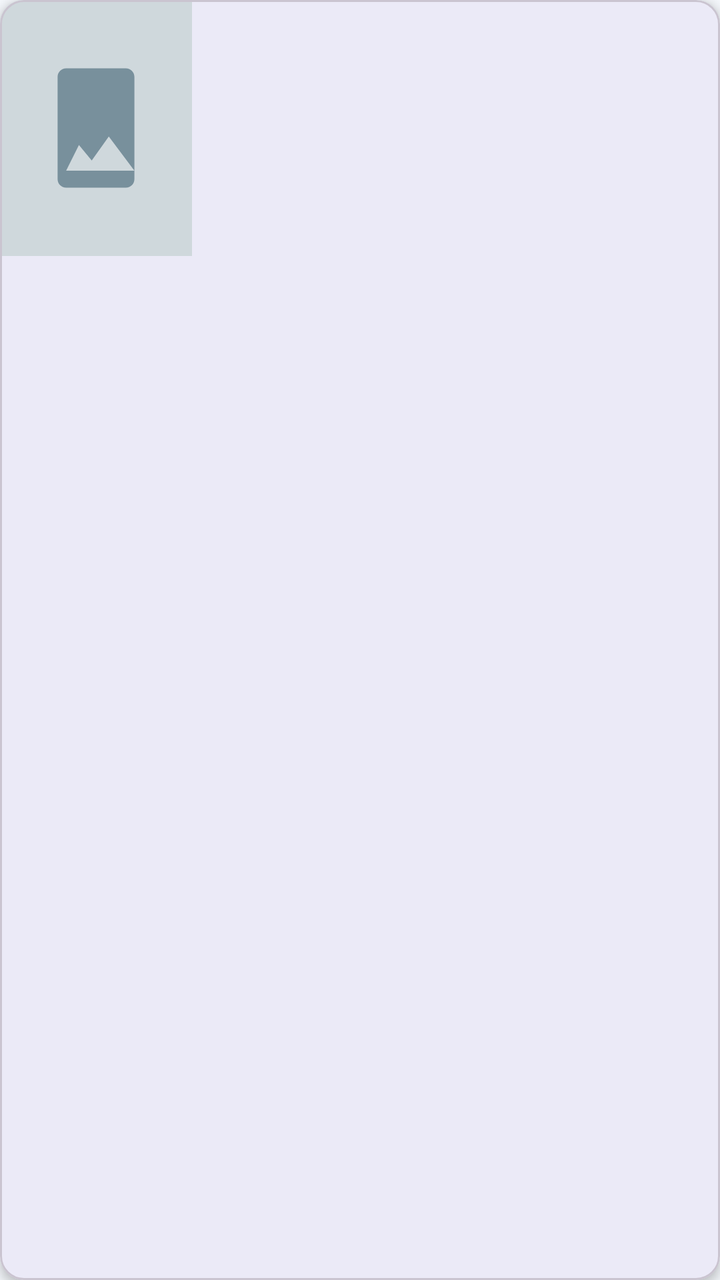
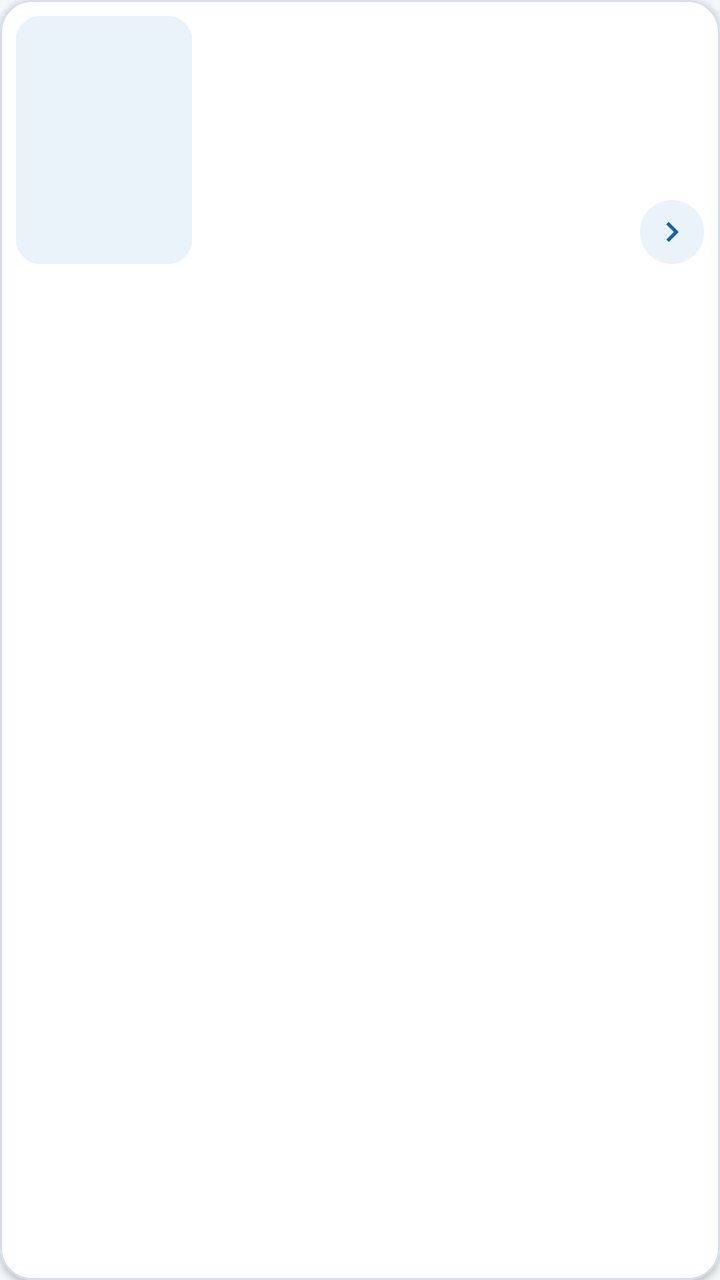

Screens rendered from an Android XML layout before and after an edit, with the pre-edit source and the edit as a unified diff.
<!-- AndroidManifest.xml: application theme Theme.Jokoa -->
<!-- res/layout/item_producto.xml -->
<?xml version="1.0" encoding="utf-8"?>
<com.google.android.material.card.MaterialCardView xmlns:android="http://schemas.android.com/apk/res/android"
    android:layout_width="match_parent"
    android:layout_height="wrap_content"
    android:layout_margin="8dp"
    app:cardCornerRadius="12dp"
    app:cardElevation="3dp"
    xmlns:app="http://schemas.android.com/apk/res-auto">

    <LinearLayout
        android:layout_width="match_parent"
        android:layout_height="wrap_content"
        android:orientation="horizontal">

        <ImageView
            android:id="@+id/ivImagen"
            android:layout_width="96dp"
            android:layout_height="128dp"
            android:contentDescription="Imagen del producto"
            android:scaleType="centerCrop"
            android:src="@drawable/foto_placeholder" />

        <LinearLayout
            android:layout_width="0dp"
            android:layout_height="wrap_content"
            android:layout_weight="1"
            android:orientation="vertical"
            android:padding="12dp">

            <TextView
                android:id="@+id/tvNombre"
                android:layout_width="match_parent"
                android:layout_height="wrap_content"
                android:textSize="16sp"
                android:textStyle="bold" />

            <TextView
                android:id="@+id/tvDetalle"
                android:layout_width="match_parent"
                android:layout_height="wrap_content"
                android:layout_marginTop="4dp"
                android:textSize="13sp" />

            <TextView
                android:id="@+id/tvPrecio"
                android:layout_width="match_parent"
                android:layout_height="wrap_content"
                android:layout_marginTop="8dp"
                android:textColor="@color/jokoa_azul"
                android:textSize="16sp"
                android:textStyle="bold" />
        </LinearLayout>
    </LinearLayout>
</com.google.android.material.card.MaterialCardView>
<!-- resources referenced by this layout -->
<resources>
  <!-- drawable foto_placeholder (drawable) -->
  <?xml version="1.0" encoding="utf-8"?>
  <vector xmlns:android="http://schemas.android.com/apk/res/android"
      android:width="120dp"
      android:height="120dp"
      android:viewportWidth="120"
      android:viewportHeight="120">
      <path
          android:fillColor="#FFCFD8DC"
          android:pathData="M0,0h120v120h-120z" />
      <path
          android:fillColor="#FF78909C"
          android:pathData="M78,84V36c0,-2.2 -1.8,-4 -4,-4H46c-2.2,0 -4,1.8 -4,4v48c0,2.2 1.8,4 4,4h28c2.2,0 4,-1.8 4,-4zM52,68l6,7.2L66,64l12,16H46l6,-12z" />
  </vector>
  <style name="Base.Theme.Jokoa" parent="Theme.Material3.Light.NoActionBar">
          <item name="colorPrimary">@color/jokoa_azul</item>
          <item name="colorOnPrimary">@android:color/white</item>
          <item name="colorSecondary">@color/jokoa_coral_oscuro</item>
          <item name="colorOnSecondary">@android:color/white</item>
          <item name="colorSecondaryContainer">@color/jokoa_azul_claro</item>
          <item name="colorOnSecondaryContainer">@color/jokoa_azul</item>
          <item name="android:windowBackground">@color/jokoa_fondo</item>
          <item name="android:textColorPrimary">@color/jokoa_texto</item>
      </style>
  <!-- unchanged entries left out for length: 6 -->
</resources>

<!-- the commit's change to res/layout/item_producto.xml (unified diff, before → after) -->
@@ -1,36 +1,39 @@
 <?xml version="1.0" encoding="utf-8"?>
-<com.google.android.material.card.MaterialCardView xmlns:android="http://schemas.android.com/apk/res/android"
+<com.google.android.material.card.MaterialCardView xmlns:android="http://schemas.android.com/apk/res/android" xmlns:app="http://schemas.android.com/apk/res-auto" xmlns:tools="http://schemas.android.com/tools"
     android:layout_width="match_parent"
     android:layout_height="wrap_content"
-    android:layout_margin="8dp"
-    app:cardCornerRadius="12dp"
-    app:cardElevation="3dp"
-    xmlns:app="http://schemas.android.com/apk/res-auto">
+    android:layout_marginBottom="12dp">
 
     <LinearLayout
         android:layout_width="match_parent"
         android:layout_height="wrap_content"
-        android:orientation="horizontal">
+        android:orientation="horizontal"
+        android:padding="8dp">
 
-        <ImageView
+        <com.google.android.material.imageview.ShapeableImageView
             android:id="@+id/ivImagen"
-            android:layout_width="96dp"
-            android:layout_height="128dp"
+            android:layout_width="88dp"
+            android:layout_height="124dp"
+            android:background="@color/jokoa_azul_tenue"
             android:contentDescription="Imagen del producto"
             android:scaleType="centerCrop"
-            android:src="@drawable/foto_placeholder" />
+            app:shapeAppearanceOverlay="@style/FormaPortada" />
 
         <LinearLayout
             android:layout_width="0dp"
-            android:layout_height="wrap_content"
+            android:layout_height="124dp"
+            android:layout_marginStart="12dp"
             android:layout_weight="1"
-            android:orientation="vertical"
-            android:padding="12dp">
+            android:orientation="vertical">
 
             <TextView
                 android:id="@+id/tvNombre"
                 android:layout_width="match_parent"
                 android:layout_height="wrap_content"
+                android:layout_marginTop="2dp"
+                android:ellipsize="end"
+                android:maxLines="2"
+                android:textColor="@color/jokoa_texto"
                 android:textSize="16sp"
                 android:textStyle="bold" />
 
@@ -39,16 +42,42 @@
                 android:layout_width="match_parent"
                 android:layout_height="wrap_content"
                 android:layout_marginTop="4dp"
+                android:textColor="@color/jokoa_texto_2"
                 android:textSize="13sp" />
 
-            <TextView
-                android:id="@+id/tvPrecio"
+            <View
+                android:layout_width="0dp"
+                android:layout_height="0dp"
+                android:layout_weight="1" />
+
+            <LinearLayout
                 android:layout_width="match_parent"
                 android:layout_height="wrap_content"
-                android:layout_marginTop="8dp"
-                android:textColor="@color/jokoa_azul"
-                android:textSize="16sp"
-                android:textStyle="bold" />
+                android:gravity="center_vertical"
+                android:orientation="horizontal">
+
+                <TextView
+                    android:id="@+id/tvPrecio"
+                    android:layout_width="0dp"
+                    android:layout_height="wrap_content"
+                    android:layout_weight="1"
+                    android:textColor="@color/jokoa_azul"
+                    android:textSize="18sp"
+                    android:textStyle="bold" />
+
+                <FrameLayout
+                    android:layout_width="32dp"
+                    android:layout_height="32dp"
+                    android:background="@drawable/bg_circulo_tenue">
+
+                    <ImageView
+                        android:layout_width="20dp"
+                        android:layout_height="20dp"
+                        android:layout_gravity="center"
+                        android:importantForAccessibility="no"
+                        android:src="@drawable/ic_chevron" />
+                </FrameLayout>
+            </LinearLayout>
         </LinearLayout>
     </LinearLayout>
 </com.google.android.material.card.MaterialCardView>
<!-- resource entries referenced after the edit -->
@@ -1,28 +1,170 @@
 <!-- resources referenced by this layout -->
 <resources>
-  <!-- drawable foto_placeholder (drawable) -->
+  <color name="jokoa_azul_tenue">#EAF2FA</color>
+  <color name="jokoa_texto_2">#5B6B82</color>
+  <!-- drawable bg_circulo_tenue (drawable) -->
+  <?xml version="1.0" encoding="utf-8"?>
+  <shape xmlns:android="http://schemas.android.com/apk/res/android" android:shape="oval">
+      <solid android:color="@color/jokoa_azul_tenue" />
+  </shape>
+  <!-- drawable ic_chevron (drawable) -->
   <?xml version="1.0" encoding="utf-8"?>
   <vector xmlns:android="http://schemas.android.com/apk/res/android"
-      android:width="120dp"
-      android:height="120dp"
-      android:viewportWidth="120"
-      android:viewportHeight="120">
+      android:width="24dp"
+      android:height="24dp"
+      android:viewportWidth="24"
+      android:viewportHeight="24">
       <path
-          android:fillColor="#FFCFD8DC"
-          android:pathData="M0,0h120v120h-120z" />
-      <path
-          android:fillColor="#FF78909C"
-          android:pathData="M78,84V36c0,-2.2 -1.8,-4 -4,-4H46c-2.2,0 -4,1.8 -4,4v48c0,2.2 1.8,4 4,4h28c2.2,0 4,-1.8 4,-4zM52,68l6,7.2L66,64l12,16H46l6,-12z" />
+          android:fillColor="@color/jokoa_azul"
+          android:pathData="M10,6L8.59,7.41 13.17,12l-4.58,4.59L10,18l6,-6z" />
   </vector>
+  <style name="FormaPortada">
+          <item name="cornerFamily">rounded</item>
+          <item name="cornerSize">12dp</item>
+      </style>
   <style name="Base.Theme.Jokoa" parent="Theme.Material3.Light.NoActionBar">
           <item name="colorPrimary">@color/jokoa_azul</item>
           <item name="colorOnPrimary">@android:color/white</item>
+          <item name="colorPrimaryContainer">@color/jokoa_azul_claro</item>
+          <item name="colorOnPrimaryContainer">@color/jokoa_azul_noche</item>
           <item name="colorSecondary">@color/jokoa_coral_oscuro</item>
           <item name="colorOnSecondary">@android:color/white</item>
           <item name="colorSecondaryContainer">@color/jokoa_azul_claro</item>
-          <item name="colorOnSecondaryContainer">@color/jokoa_azul</item>
+          <item name="colorOnSecondaryContainer">@color/jokoa_azul_noche</item>
+          <item name="colorTertiaryContainer">@color/jokoa_coral_tenue</item>
+          <item name="colorOnTertiaryContainer">@color/jokoa_coral_oscuro</item>
+          <item name="colorSurface">@color/jokoa_superficie</item>
+          <item name="colorOnSurface">@color/jokoa_texto</item>
+          <item name="colorOnSurfaceVariant">@color/jokoa_texto_2</item>
+          <item name="colorOutline">@color/jokoa_borde_campo</item>
+          <item name="colorOutlineVariant">@color/jokoa_borde</item>
+          <item name="colorError">@color/jokoa_coral_oscuro</item>
+          <item name="android:colorBackground">@color/jokoa_fondo</item>
           <item name="android:windowBackground">@color/jokoa_fondo</item>
           <item name="android:textColorPrimary">@color/jokoa_texto</item>
+          <item name="android:textColorSecondary">@color/jokoa_texto_2</item>
+          
+          <item name="elevationOverlayEnabled">false</item>
+  
+  
+          <item name="materialButtonStyle">@style/Widget.Jokoa.Button</item>
+          <item name="materialCardViewStyle">@style/Widget.Jokoa.Card</item>
+          <item name="textInputStyle">@style/Widget.Jokoa.TextInput</item>
+          <item name="bottomNavigationStyle">@style/Widget.Jokoa.BottomNav</item>
+          <item name="tabStyle">@style/Widget.Jokoa.Tabs</item>
+          <item name="materialAlertDialogTheme">@style/ThemeOverlay.Jokoa.Dialogo</item>
+      </style>
+  <color name="jokoa_azul_noche">#0F3F6E</color>
+  <color name="jokoa_coral_tenue">#FDEEE8</color>
+  <color name="jokoa_superficie">#FFFFFF</color>
+  <color name="jokoa_borde_campo">#6F7F96</color>
+  <color name="jokoa_borde">#D5DEEA</color>
+  <style name="Widget.Jokoa.Button" parent="Widget.Material3.Button">
+          <item name="android:minHeight">56dp</item>
+          <item name="android:textSize">16sp</item>
+          <item name="android:textStyle">bold</item>
+          <item name="android:textAllCaps">false</item>
+          <item name="android:letterSpacing">0</item>
+          <item name="android:textColor">@color/boton_texto</item>
+          <item name="android:stateListAnimator">@animator/boton_pulsar</item>
+          <item name="backgroundTint">@color/boton_azul_fondo</item>
+          <item name="cornerRadius">14dp</item>
+          <item name="iconTint">@color/boton_texto</item>
+          <item name="iconGravity">textStart</item>
+          <item name="iconPadding">8dp</item>
+      </style>
+  <style name="Widget.Jokoa.Card" parent="Widget.Material3.CardView.Outlined">
+          <item name="cardBackgroundColor">@color/jokoa_superficie</item>
+          <item name="cardCornerRadius">16dp</item>
+          <item name="cardElevation">2dp</item>
+          <item name="strokeColor">@color/jokoa_borde</item>
+          <item name="strokeWidth">1dp</item>
+      </style>
+  <style name="Widget.Jokoa.TextInput" parent="Widget.Material3.TextInputLayout.OutlinedBox">
+          <item name="boxCornerRadiusTopStart">12dp</item>
+          <item name="boxCornerRadiusTopEnd">12dp</item>
+          <item name="boxCornerRadiusBottomStart">12dp</item>
+          <item name="boxCornerRadiusBottomEnd">12dp</item>
+          <item name="boxStrokeColor">@color/campo_borde</item>
+          <item name="boxStrokeErrorColor">@color/jokoa_coral_oscuro</item>
+          <item name="boxStrokeWidth">1dp</item>
+          <item name="boxStrokeWidthFocused">2dp</item>
+          <item name="hintTextColor">@color/campo_borde</item>
+          <item name="android:textColorHint">@color/jokoa_texto_2</item>
+          <item name="errorTextColor">@color/jokoa_coral_oscuro</item>
+          <item name="errorIconTint">@color/jokoa_coral_oscuro</item>
+          <item name="endIconTint">@color/jokoa_texto_2</item>
+      </style>
+  <style name="Widget.Jokoa.BottomNav" parent="Widget.Material3.BottomNavigationView">
+          <item name="backgroundTint">@color/jokoa_superficie</item>
+          <item name="itemIconTint">@color/nav_item</item>
+          <item name="itemTextColor">@color/nav_item</item>
+          <item name="itemActiveIndicatorStyle">@style/Widget.Jokoa.BottomNav.Indicador</item>
+          <item name="itemTextAppearanceActive">@style/TextoNavActivo</item>
+          <item name="itemTextAppearanceInactive">@style/TextoNav</item>
+          <item name="labelVisibilityMode">labeled</item>
+          <item name="elevation">0dp</item>
+      </style>
+  <style name="Widget.Jokoa.Tabs" parent="Widget.Material3.TabLayout">
+          <item name="tabIndicatorColor">@color/jokoa_coral</item>
+          <item name="tabIndicatorHeight">3dp</item>
+          <item name="tabSelectedTextColor">@color/jokoa_azul</item>
+          <item name="tabTextColor">@color/jokoa_texto_2</item>
+          <item name="tabTextAppearance">@style/TextoPestana</item>
+          <item name="tabMinWidth">0dp</item>
+          <item name="android:minHeight">48dp</item>
+      </style>
+  <style name="ThemeOverlay.Jokoa.Dialogo" parent="ThemeOverlay.Material3.MaterialAlertDialog">
+          <item name="alertDialogStyle">@style/MaterialAlertDialog.Jokoa</item>
+          <item name="materialAlertDialogTitleTextStyle">@style/MaterialAlertDialog.Jokoa.Titulo</item>
+          <item name="buttonBarPositiveButtonStyle">@style/Widget.Jokoa.Button.CompactoAzul</item>
+          <item name="buttonBarNegativeButtonStyle">@style/Widget.Jokoa.Button.Texto</item>
+          <item name="buttonBarNeutralButtonStyle">@style/Widget.Jokoa.Button.Texto</item>
+          <item name="android:backgroundDimAmount">0.55</item>
+          <item name="android:windowAnimationStyle">@style/Animacion.Jokoa.Dialogo</item>
+      </style>
+  <style name="Widget.Jokoa.BottomNav.Indicador" parent="Widget.Material3.BottomNavigationView.ActiveIndicator">
+          <item name="android:color">@color/jokoa_azul_claro</item>
+      </style>
+  <style name="TextoNavActivo" parent="TextoNav">
+          <item name="android:textColor">@color/jokoa_azul_noche</item>
+      </style>
+  <style name="TextoNav" parent="TextAppearance.Material3.LabelMedium">
+          <item name="android:textSize">12sp</item>
+          <item name="android:textStyle">bold</item>
+      </style>
+  <color name="jokoa_coral">#D85A30</color>
+  <style name="TextoPestana" parent="TextAppearance.Material3.TitleSmall">
+          <item name="android:textSize">16sp</item>
+          <item name="android:textStyle">bold</item>
+          <item name="textAllCaps">false</item>
+      </style>
+  <style name="MaterialAlertDialog.Jokoa" parent="MaterialAlertDialog.Material3">
+          <item name="shapeAppearance">@style/ShapeAppearance.Jokoa.Dialogo</item>
+          <item name="backgroundTint">@color/jokoa_superficie</item>
+      </style>
+  <style name="MaterialAlertDialog.Jokoa.Titulo" parent="MaterialAlertDialog.Material3.Title.Text">
+          <item name="android:textSize">20sp</item>
+          <item name="android:textStyle">normal</item>
+          <item name="android:textColor">@color/jokoa_texto</item>
+      </style>
+  <style name="Widget.Jokoa.Button.CompactoAzul">
+          <item name="android:minHeight">48dp</item>
+          <item name="android:textSize">15sp</item>
+      </style>
+  <style name="Widget.Jokoa.Button.Texto" parent="Widget.Material3.Button.TextButton">
+          <item name="android:minHeight">48dp</item>
+          <item name="android:textSize">16sp</item>
+          <item name="android:textStyle">bold</item>
+          <item name="android:textAllCaps">false</item>
+          <item name="android:textColor">@color/jokoa_azul</item>
+      </style>
+  <style name="Animacion.Jokoa.Dialogo" parent="@android:style/Animation.Dialog">
+          <item name="android:windowEnterAnimation">@anim/dialogo_entra</item>
+          <item name="android:windowExitAnimation">@anim/dialogo_sale</item>
+      </style>
+  <style name="ShapeAppearance.Jokoa.Dialogo" parent="ShapeAppearance.Material3.Corner.ExtraLarge">
+          <item name="cornerSize">16dp</item>
       </style>
   <!-- unchanged entries left out for length: 6 -->
 </resources>
